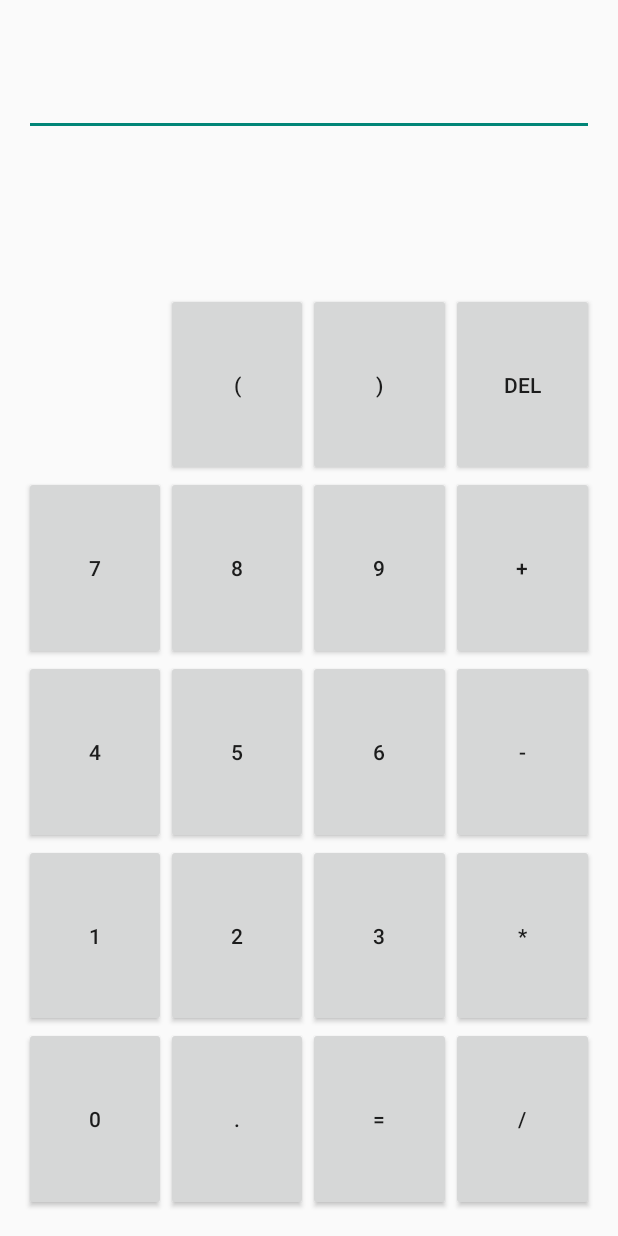
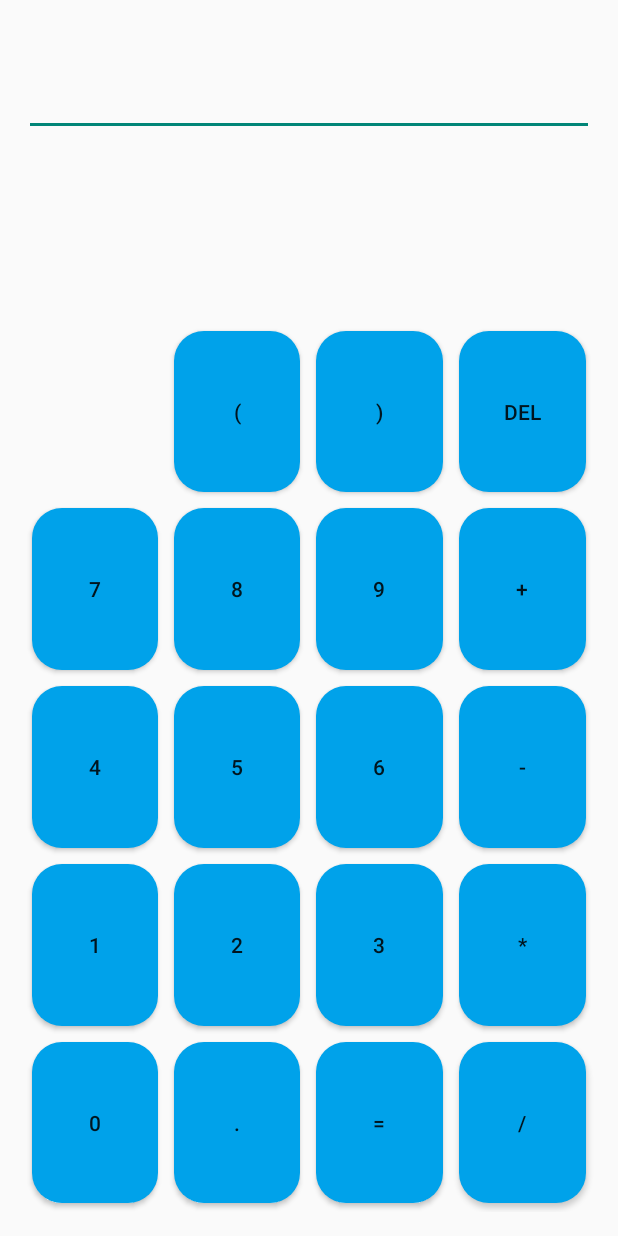
Before and after one commit to stephenluc/BasicCalculator, an Android app: the screen it shows after launch (MainActivity), on a phone screen of 412 x 824 dp. Run offline under Robolectric (Android 15) with nearby library versions, the phone set to English and light mode, and no system bars.

Commit message:
Edited UI

```diff
--- a/app/src/main/AndroidManifest.xml
+++ b/app/src/main/AndroidManifest.xml
@@ -4,7 +4,7 @@
 
     <application
         android:allowBackup="true"
-        android:icon="@drawable/logo"
+        android:icon="@mipmap/ic_launcher"
         android:label="@string/app_name"
         android:theme="@style/AppTheme" >
         <activity
--- /dev/null
+++ b/app/src/main/res/drawable/button_style.xml
@@ -0,0 +1,15 @@
+<?xml version="1.0" encoding="utf-8"?>
+<selector xmlns:android="http://schemas.android.com/apk/res/android">
+    <item android:state_pressed="true">
+        <shape android:shape="rectangle" android:padding="2dp">
+            <solid android:color="@color/light_blue" />
+            <corners android:radius="20dp"/>
+        </shape>
+    </item>
+    <item>
+        <shape android:shape="rectangle" android:padding="2dp">
+            <solid android:color="@color/blue" />
+            <corners android:radius="20dp"/>
+        </shape>
+    </item>
+</selector>
--- a/app/src/main/res/layout/activity_main.xml
+++ b/app/src/main/res/layout/activity_main.xml
@@ -19,7 +19,7 @@ android:paddingLeft="@dimen/activity_vertical_margin">
     android:longClickable="false"
     android:layout_alignParentTop="true"
     android:layout_alignParentRight="true"
-    android:layout_alignParentEnd="true" />
+    android:layout_alignParentEnd="true"/>
 
 <TextView
     android:layout_width="wrap_content"
@@ -30,7 +30,8 @@ android:paddingLeft="@dimen/activity_vertical_margin">
     android:textStyle="bold"
     android:layout_below="@+id/etExpression"
     android:layout_alignRight="@+id/etExpression"
-    android:layout_alignEnd="@+id/etExpression" />
+    android:layout_alignEnd="@+id/etExpression"
+    android:layout_marginTop="20dp"/>
 
 <RelativeLayout
     android:layout_width="fill_parent"
@@ -58,39 +59,47 @@ android:paddingLeft="@dimen/activity_vertical_margin">
                 android:layout_height="0dp"
                 android:id="@+id/fillerCol1"
                 android:layout_weight="0.2"
-                android:padding="2dp"/>
+                android:padding="2dp"
+                android:layout_margin="@dimen/button_margin"/>
 
             <Button
+                android:background="@drawable/button_style"
                 android:layout_width="fill_parent"
                 android:layout_height="0dp"
-                android:text="7"
+                android:text="@string/btn7"
                 android:id="@+id/btn7"
                 android:layout_weight="0.2"
-                android:padding="2dp"/>
+                android:layout_margin="@dimen/button_margin"/>
 
             <Button
+                android:background="@drawable/button_style"
                 android:layout_width="fill_parent"
                 android:layout_height="0dp"
-                android:text="4"
+                android:text="@string/btn4"
                 android:id="@+id/btn4"
                 android:layout_weight="0.2"
-                android:padding="2dp"/>
+                android:padding="2dp"
+                android:layout_margin="@dimen/button_margin"/>
 
             <Button
+                android:background="@drawable/button_style"
                 android:layout_width="fill_parent"
                 android:layout_height="0dp"
-                android:text="1"
+                android:text="@string/btn1"
                 android:id="@+id/btn1"
                 android:layout_weight="0.2"
-                android:padding="2dp"/>
+                android:padding="2dp"
+                android:layout_margin="@dimen/button_margin"/>
 
             <Button
+                android:background="@drawable/button_style"
                 android:layout_width="fill_parent"
                 android:layout_height="0dp"
-                android:text="0"
+                android:text="@string/btn0"
                 android:id="@+id/btn0"
                 android:layout_weight="0.2"
-                android:padding="2dp"/>
+                android:padding="2dp"
+                android:layout_margin="@dimen/button_margin"/>
 
         </LinearLayout>
 
@@ -102,44 +111,54 @@ android:paddingLeft="@dimen/activity_vertical_margin">
             android:layout_weight="0.25">
 
             <Button
+                android:background="@drawable/button_style"
                 android:layout_width="fill_parent"
                 android:layout_height="0dp"
-                android:text="("
+                android:text="@string/btnLB"
                 android:id="@+id/btnLBracket"
                 android:layout_weight="0.2"
-                android:padding="2dp"/>
+                android:padding="2dp"
+                android:layout_margin="@dimen/button_margin"/>
 
             <Button
+                android:background="@drawable/button_style"
                 android:layout_width="fill_parent"
                 android:layout_height="0dp"
-                android:text="8"
+                android:text="@string/btn8"
                 android:id="@+id/btn8"
                 android:layout_weight="0.2"
-                android:padding="2dp"/>
+                android:padding="2dp"
+                android:layout_margin="@dimen/button_margin"/>
 
             <Button
+                android:background="@drawable/button_style"
                 android:layout_width="fill_parent"
                 android:layout_height="0dp"
-                android:text="5"
+                android:text="@string/btn5"
                 android:id="@+id/btn5"
                 android:layout_weight="0.2"
-                android:padding="2dp"/>
+                android:padding="2dp"
+                android:layout_margin="@dimen/button_margin"/>
 
             <Button
+                android:background="@drawable/button_style"
                 android:layout_width="fill_parent"
                 android:layout_height="0dp"
-                android:text="2"
+                android:text="@string/btn2"
                 android:id="@+id/btn2"
                 android:layout_weight="0.2"
-                android:padding="2dp"/>
+                android:padding="2dp"
+                android:layout_margin="@dimen/button_margin"/>
 
             <Button
+                android:background="@drawable/button_style"
                 android:layout_width="fill_parent"
                 android:layout_height="0dp"
-                android:text="."
+                android:text="@string/btnDot"
                 android:id="@+id/btnDot"
                 android:layout_weight="0.2"
-                android:padding="2dp"/>
+                android:padding="2dp"
+                android:layout_margin="@dimen/button_margin"/>
 
         </LinearLayout>
 
@@ -151,44 +170,54 @@ android:paddingLeft="@dimen/activity_vertical_margin">
             android:layout_weight="0.25">
 
             <Button
+                android:background="@drawable/button_style"
                 android:layout_width="fill_parent"
                 android:layout_height="0dp"
-                android:text=")"
+                android:text="@string/btnRB"
                 android:id="@+id/btnRBracket"
                 android:layout_weight="0.2"
-                android:padding="2dp"/>
+                android:padding="2dp"
+                android:layout_margin="@dimen/button_margin"/>
 
             <Button
+                android:background="@drawable/button_style"
                 android:layout_width="fill_parent"
                 android:layout_height="0dp"
-                android:text="9"
+                android:text="@string/btn9"
                 android:id="@+id/btn9"
                 android:layout_weight="0.2"
-                android:padding="2dp"/>
+                android:padding="2dp"
+                android:layout_margin="@dimen/button_margin"/>
 
             <Button
+                android:background="@drawable/button_style"
                 android:layout_width="fill_parent"
                 android:layout_height="0dp"
-                android:text="6"
+                android:text="@string/btn6"
                 android:id="@+id/btn6"
                 android:layout_weight="0.2"
-                android:padding="2dp"/>
+                android:padding="2dp"
+                android:layout_margin="@dimen/button_margin"/>
 
             <Button
+                android:background="@drawable/button_style"
                 android:layout_width="fill_parent"
                 android:layout_height="0dp"
-                android:text="3"
+                android:text="@string/btn3"
                 android:id="@+id/btn3"
                 android:layout_weight="0.2"
-                android:padding="2dp"/>
+                android:padding="2dp"
+                android:layout_margin="@dimen/button_margin"/>
 
             <Button
+                android:background="@drawable/button_style"
                 android:layout_width="fill_parent"
                 android:layout_height="0dp"
-                android:text="="
+                android:text="@string/btnEq"
                 android:id="@+id/btnEqual"
                 android:layout_weight="0.2"
-                android:padding="2dp"/>
+                android:padding="2dp"
+                android:layout_margin="@dimen/button_margin"/>
 
         </LinearLayout>
 
@@ -200,44 +229,54 @@ android:paddingLeft="@dimen/activity_vertical_margin">
             android:layout_weight="0.25">
 
             <Button
+                android:background="@drawable/button_style"
                 android:layout_width="fill_parent"
                 android:layout_height="0dp"
-                android:text="Del"
+                android:text="@string/btnDel"
                 android:id="@+id/btnDel"
                 android:layout_weight="0.2"
-                android:padding="2dp" />
+                android:padding="2dp"
+                android:layout_margin="@dimen/button_margin" />
 
             <Button
+                android:background="@drawable/button_style"
                 android:layout_width="fill_parent"
                 android:layout_height="0dp"
-                android:text="+"
+                android:text="@string/btnAdd"
                 android:id="@+id/btnAdd"
                 android:layout_weight="0.2"
-                android:padding="2dp"/>
+                android:padding="2dp"
+                android:layout_margin="@dimen/button_margin"/>
 
             <Button
+                android:background="@drawable/button_style"
                 android:layout_width="fill_parent"
                 android:layout_height="0dp"
-                android:text="-"
+                android:text="@string/btnSub"
                 android:id="@+id/btnSub"
                 android:layout_weight="0.2"
-                android:padding="2dp"/>
+                android:padding="2dp"
+                android:layout_margin="@dimen/button_margin"/>
 
             <Button
+                android:background="@drawable/button_style"
                 android:layout_width="fill_parent"
                 android:layout_height="0dp"
-                android:text="*"
+                android:text="@string/btnMult"
                 android:id="@+id/btnMult"
                 android:layout_weight="0.2"
-                android:padding="2dp"/>
+                android:padding="2dp"
+                android:layout_margin="@dimen/button_margin"/>
 
             <Button
+                android:background="@drawable/button_style"
                 android:layout_width="fill_parent"
                 android:layout_height="0dp"
-                android:text="/"
+                android:text="@string/btnDiv"
                 android:id="@+id/btnDiv"
                 android:layout_weight="0.2"
-                android:padding="2dp"/>
+                android:padding="2dp"
+                android:layout_margin="@dimen/button_margin"/>
         </LinearLayout>
     </LinearLayout>
 </RelativeLayout>
--- /dev/null
+++ b/app/src/main/res/values/colors.xml
@@ -0,0 +1,11 @@
+<?xml version="1.0" encoding="utf-8"?>
+<resources>
+    <color name="blue">#00A2EA</color>
+    <color name="light_blue">#54B8FF</color>
+    <color name="green">#1ACA85</color>
+    <color name="black">#000000</color>
+    <color name="grey">#999999</color>
+    <color name="purple">#8B77CC</color>
+    <color name="red">#F22442</color>
+    <color name="white">#FFFFFF</color>
+</resources>
--- a/app/src/main/res/values/dimens.xml
+++ b/app/src/main/res/values/dimens.xml
@@ -2,4 +2,5 @@
     <!-- Default screen margins, per the Android Design guidelines. -->
     <dimen name="activity_horizontal_margin">16dp</dimen>
     <dimen name="activity_vertical_margin">16dp</dimen>
+    <dimen name="button_margin">5dp</dimen>
 </resources>
--- a/app/src/main/res/values/strings.xml
+++ b/app/src/main/res/values/strings.xml
@@ -5,4 +5,26 @@
     <string name="hello_world">Hello world!</string>
     <string name="action_settings">Settings</string>
 
+    <!-- button names -->
+    <string name="btn0">0</string>
+    <string name="btn1">1</string>
+    <string name="btn2">2</string>
+    <string name="btn3">3</string>
+    <string name="btn4">4</string>
+    <string name="btn5">5</string>
+    <string name="btn6">6</string>
+    <string name="btn7">7</string>
+    <string name="btn8">8</string>
+    <string name="btn9">9</string>
+    <string name="btnAdd">+</string>
+    <string name="btnSub">-</string>
+    <string name="btnMult">*</string>
+    <string name="btnDiv">/</string>
+    <string name="btnRB">)</string>
+    <string name="btnLB">(</string>
+    <string name="btnEq">=</string>
+    <string name="btnDel">Del</string>
+    <string name="btnClear">Clear</string>
+    <string name="btnDot">.</string>
+
 </resources>
```
Also changed, not shown: app/src/main/res/drawable/logo.png (deleted), app/src/main/res/mipmap-hdpi/ic_launcher.png (added), app/src/main/res/mipmap-mdpi/ic_launcher.png (added), app/src/main/res/mipmap-xhdpi/ic_launcher.png (added), app/src/main/res/mipmap-xxhdpi/ic_launcher.png (added), app/src/main/res/mipmap-xxxhdpi/ic_launcher.png (added).
